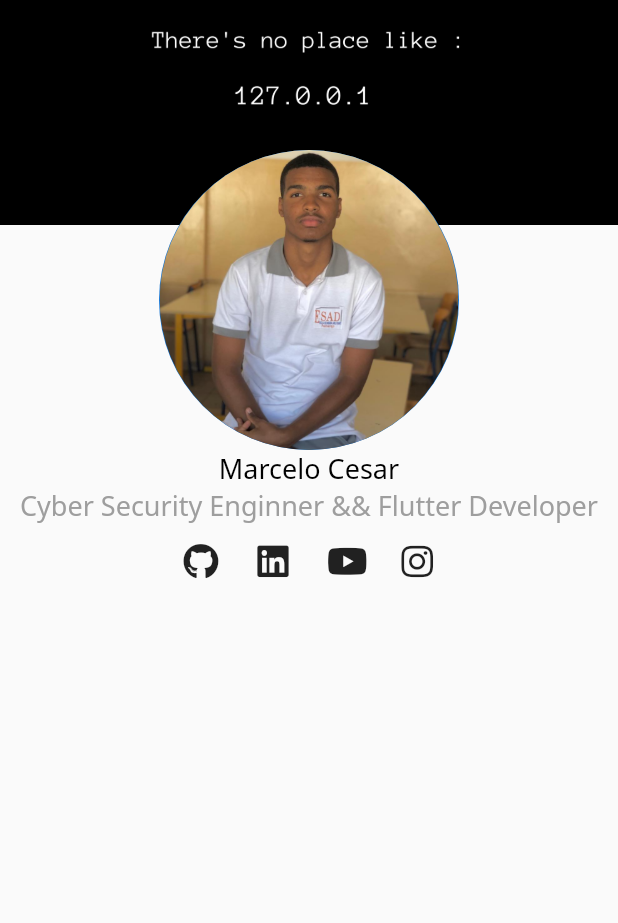
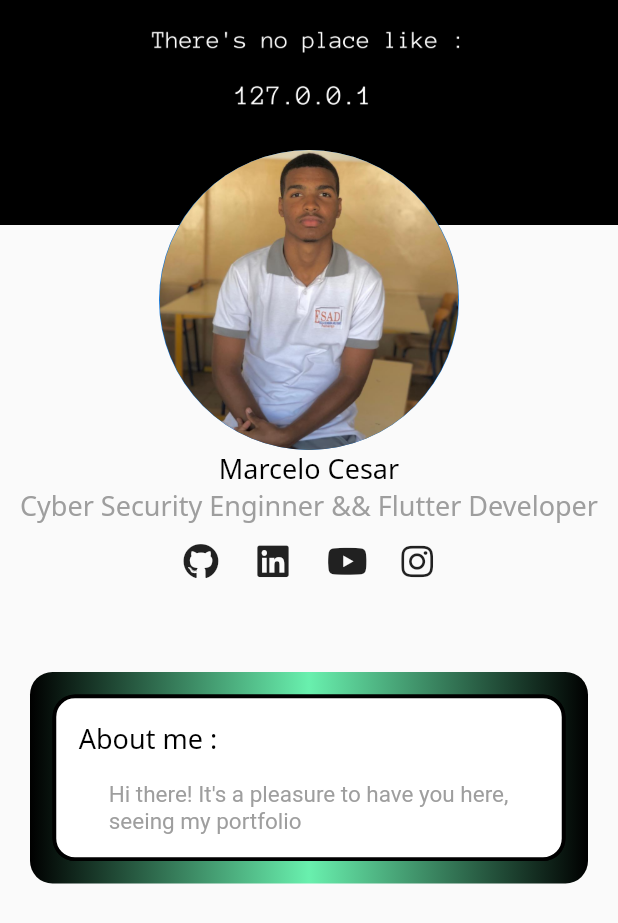
Before and after one commit to MarceloJSCesar/Flutter-Portfolio, a Flutter app: the screen it shows after launch, on a phone screen of 412 x 824 dp. Shown: the top 923 px of the screen. Run offline on Flutter 3.47's test engine with Material 2 defaults, Android fonts, the phone set to English and light mode, and no system bars; our stand-ins replace animated_text_kit, font_awesome_flutter, google_fonts.

Commit message:
body section started, animation title added

```diff
--- a/flutter_portfolio/lib/core/components/app/app_text_style.dart
+++ b/flutter_portfolio/lib/core/components/app/app_text_style.dart
@@ -2,8 +2,16 @@ import 'package:flutter/material.dart';
 import 'package:google_fonts/google_fonts.dart';
 
 class AppTextStyle {
-  static final TextStyle nameAppBarTextStyle =
-      GoogleFonts.notoSans(color: Colors.black, fontSize: 18);
-  static final TextStyle bodyHeaderDescriptionTextStyle =
-      GoogleFonts.notoSans(color: Colors.grey, fontSize: 18);
+  static final TextStyle nameAppBarTextStyle = GoogleFonts.notoSans(
+    color: Colors.black,
+    fontSize: 18,
+  );
+  static final TextStyle bodyHeaderDescriptionTextStyle = GoogleFonts.notoSans(
+    color: Colors.grey,
+    fontSize: 18,
+  );
+  static final TextStyle bodyTitleTextStyle = GoogleFonts.notoSans(
+    color: Colors.black,
+    fontSize: 18,
+  );
 }
--- a/flutter_portfolio/lib/core/components/widgets/custom_sizedbox.dart
+++ b/flutter_portfolio/lib/core/components/app_sizedbox.dart
@@ -1,9 +1,9 @@
 import 'package:flutter/material.dart';
 
-class CustomSizedBox extends StatelessWidget {
+class AppSizedBox extends StatelessWidget {
   final double height;
   final double width;
-  CustomSizedBox({this.height, this.width});
+  AppSizedBox({this.height, this.width});
   @override
   SizedBox build(BuildContext context) {
     return SizedBox(
--- a/flutter_portfolio/lib/core/components/widgets/body/body_header.dart
+++ b/flutter_portfolio/lib/core/components/widgets/body/body_header.dart
@@ -1,6 +1,6 @@
 import 'package:flutter/material.dart';
 import 'package:font_awesome_flutter/font_awesome_flutter.dart';
-import '../custom_sizedbox.dart';
+import '../../app_sizedbox.dart';
 import '../../../services/open_link_service.dart';
 import '../../../components/app/app_text_style.dart';
 
@@ -8,8 +8,9 @@ class BodyHeader extends StatelessWidget {
   @override
   Widget build(BuildContext context) {
     return Column(
+      crossAxisAlignment: CrossAxisAlignment.center,
       children: <Widget>[
-        CustomSizedBox(
+        AppSizedBox(
           height: 150,
         ),
         Container(
--- /dev/null
+++ b/flutter_portfolio/lib/core/components/widgets/body/body_section.dart
@@ -0,0 +1,96 @@
+import 'package:flutter/material.dart';
+import 'package:animated_text_kit/animated_text_kit.dart';
+import 'package:flutter_portfolio/core/components/app/app_text_style.dart';
+import '../../app_sizedbox.dart';
+import '../body/widgets/custom_body_title_widget.dart';
+
+class BodySection extends StatelessWidget {
+  @override
+  Widget build(BuildContext context) {
+    return Container(
+      margin: const EdgeInsets.symmetric(
+        horizontal: 20,
+      ),
+      alignment: Alignment.centerLeft,
+      child: Column(
+        crossAxisAlignment: CrossAxisAlignment.start,
+        children: <Widget>[
+          AppSizedBox(
+            height: 50,
+          ),
+          Container(
+            padding: const EdgeInsets.all(15),
+            decoration: BoxDecoration(
+              borderRadius: BorderRadius.circular(15),
+              gradient: LinearGradient(
+                begin: Alignment.centerLeft,
+                end: Alignment.centerRight,
+                colors: [
+                  Colors.black,
+                  Colors.greenAccent,
+                  Colors.black,
+                ],
+              ),
+            ),
+            child: Container(
+              alignment: Alignment.centerLeft,
+              padding: const EdgeInsets.all(15),
+              width: double.maxFinite,
+              decoration: BoxDecoration(
+                boxShadow: <BoxShadow>[
+                  BoxShadow(
+                    color: Colors.black,
+                  ),
+                ],
+                color: Colors.white,
+                border: Border.fromBorderSide(
+                  BorderSide(
+                    color: Colors.black,
+                    width: 2.5,
+                  ),
+                ),
+                borderRadius: BorderRadius.circular(15),
+              ),
+              child: Column(
+                crossAxisAlignment: CrossAxisAlignment.start,
+                children: <Widget>[
+                  // CustomBodyTitleWidget(
+                  //   title: 'About me :',
+                  // ),
+                  // TextLiquidFill(
+                  //   text: 'About me',
+                  //   waveColor: Colors.black,
+                  //   boxBackgroundColor: Colors.white,
+                  //   textStyle: AppTextStyle.bodyTitleTextStyle,
+                  //   boxHeight: 60,
+                  //   boxWidth: 90,
+                  //   textAlign: TextAlign.left,
+                  // ),
+                  TypewriterAnimatedTextKit(
+                    text: [
+                      'About me :',
+                      'Nice to meet you',
+                      'About me',
+                    ],
+                    speed: Duration(milliseconds: 200),
+                    pause: Duration(seconds: 3),
+                    textStyle: AppTextStyle.bodyTitleTextStyle,
+                    textAlign: TextAlign.start,
+                    alignment: Alignment.centerLeft,
+                  ),
+                  Container(
+                    padding: const EdgeInsets.only(left: 20, top: 15),
+                    child: Text(
+                      'Hi there! It\'s a pleasure to have you here, seeing my portfolio ',
+                      style: TextStyle(color: Colors.grey, fontSize: 15),
+                    ),
+                  ),
+                ],
+              ),
+            ),
+          )
+        ],
+      ),
+    );
+  }
+}
--- /dev/null
+++ b/flutter_portfolio/lib/core/components/widgets/body/widgets/custom_body_title_widget.dart
@@ -0,0 +1,20 @@
+import 'package:flutter/material.dart';
+import '../../../app_sizedbox.dart';
+import '../../../app/app_text_style.dart';
+
+class CustomBodyTitleWidget extends StatelessWidget {
+  final String title;
+  CustomBodyTitleWidget({@required this.title});
+  @override
+  Widget build(BuildContext context) {
+    return Column(
+      children: <Widget>[
+        Text(
+          title,
+          style: AppTextStyle.bodyTitleTextStyle,
+        ),
+        AppSizedBox(height: 10),
+      ],
+    );
+  }
+}
--- a/flutter_portfolio/lib/core/components/widgets/custom_appbar.dart
+++ b/flutter_portfolio/lib/core/components/widgets/custom_appbar.dart
@@ -1,7 +1,7 @@
 import 'dart:ui';
 
 import 'package:flutter/material.dart';
-import 'custom_sizedbox.dart';
+import '../app_sizedbox.dart';
 import 'appBar/Custom_name_text.dart';
 import 'appBar/custom_image_profile.dart';
 import '../../components/app/app_image_path.dart';
@@ -24,7 +24,7 @@ class CustomAppBar extends PreferredSize {
                 Container(
                   child: Column(
                     children: <Widget>[
-                      CustomSizedBox(
+                      AppSizedBox(
                         height: 40,
                       ),
                       CustomNameText(),
--- a/flutter_portfolio/lib/core/views/home_view.dart
+++ b/flutter_portfolio/lib/core/views/home_view.dart
@@ -1,6 +1,7 @@
 import 'package:flutter/material.dart';
+import '../components/widgets/custom_appbar.dart';
 import '../components/widgets/body/body_header.dart';
-import '../components/widgets/custom_appbar.dart';
+import '../components/widgets/body/body_section.dart';
 
 class HomeView extends StatefulWidget {
   @override
@@ -17,6 +18,7 @@ class _HomeViewState extends State<HomeView> {
           child: Column(
             children: <Widget>[
               BodyHeader(),
+              BodySection(),
             ],
           ),
         ),
--- a/flutter_portfolio/pubspec.yaml
+++ b/flutter_portfolio/pubspec.yaml
@@ -27,6 +27,7 @@ dependencies:
   font_awesome_flutter: ^9.0.0
   google_fonts: ^2.0.0
   url_launcher: ^6.0.3
+  animated_text_kit: ^2.0.0
 
 dev_dependencies:
   flutter_test:
```
